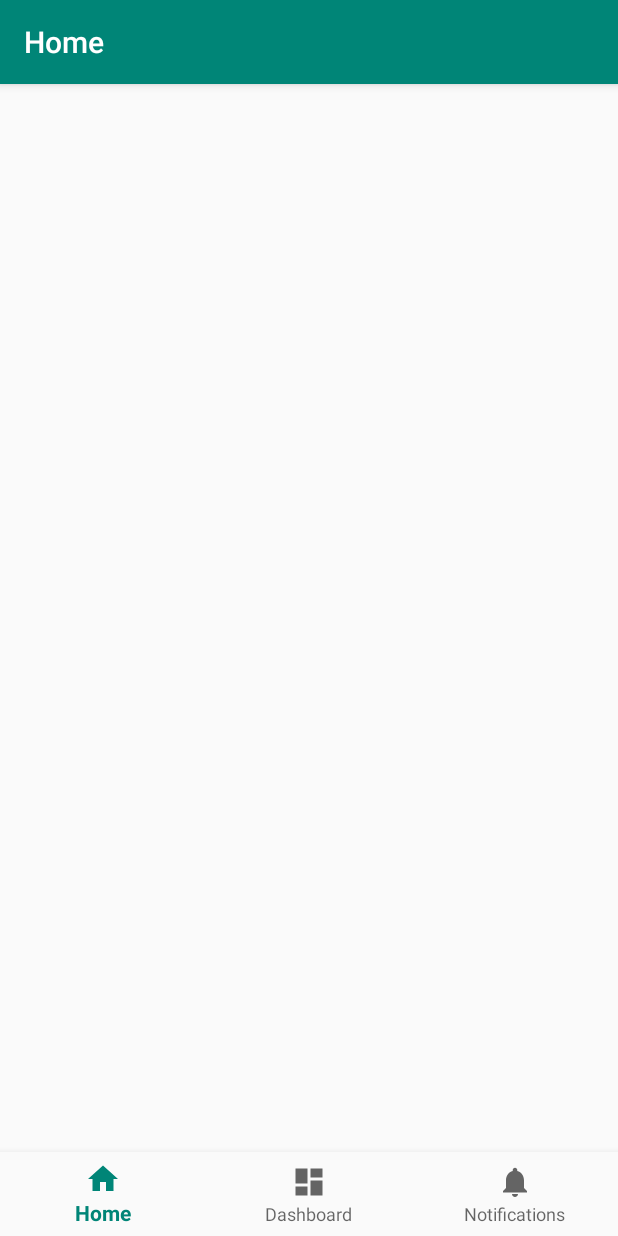
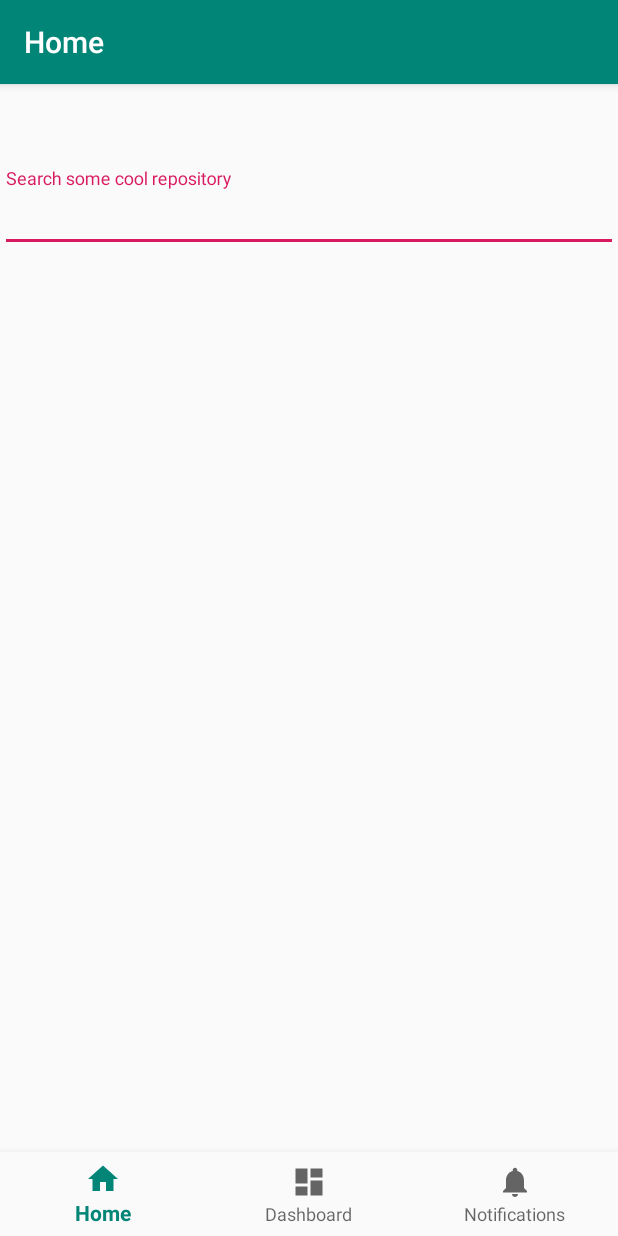
Before and after one commit to Sirelon/AndroidGithubApi, an Android app: the screen it shows after launch (MainActivity), on a phone screen of 412 x 824 dp. Run offline under Robolectric (Android 15) with nearby library versions, the phone set to English and light mode, and no system bars; our stand-ins replace Room's generated code, navigation-ui.

Commit message:
Start Search Feature. Prepared adapter for repositories.

```diff
--- a/app/src/main/AndroidManifest.xml
+++ b/app/src/main/AndroidManifest.xml
@@ -1,6 +1,8 @@
 <?xml version="1.0" encoding="utf-8"?>
 <manifest xmlns:android="http://schemas.android.com/apk/res/android"
     package="com.sirelon.githubapi">
+
+    <uses-permission android:name="android.permission.INTERNET" />
 
     <application
         android:allowBackup="true"
--- a/app/src/main/java/com/sirelon/githubapi/di/Injector.kt
+++ b/app/src/main/java/com/sirelon/githubapi/di/Injector.kt
@@ -29,9 +29,14 @@ object Injector {
             properties(mapOf(BASE_URL to "https://api.github.com/"))
             androidLogger()
             androidContext(application)
-            commonModule()
-            repositoryModule()
-            searchModule()
+            modules(
+                listOf(
+                    commonModule(),
+                    repositoryModule(),
+                    searchModule()
+                )
+            )
+
         }
     }
 
@@ -41,11 +46,15 @@ object Injector {
     private fun commonModule() = module {
         single { createSimpleRetrofit(getProperty(BASE_URL)) }
         single {
-            Room.databaseBuilder(
+            Room.inMemoryDatabaseBuilder(
                 androidContext(),
-                AppDataBase::class.java,
-                ".githubApiDatabase"
-            )
+                AppDataBase::class.java
+            ).build()
+//            Room.databaseBuilder(
+//                androidContext(),
+//                AppDataBase::class.java,
+//                ".githubApiDatabase"
+//            ).build()
         }
     }
 
--- a/app/src/main/java/com/sirelon/githubapi/feature/repository/Repository.kt
+++ b/app/src/main/java/com/sirelon/githubapi/feature/repository/Repository.kt
@@ -9,6 +9,8 @@ import androidx.room.PrimaryKey
 @Entity(tableName = "repository")
 data class Repository(
     @PrimaryKey
-    val id: String,
-    val name: String
+    val id: Long,
+    val name: String,
+    val description: String,
+    val starCount: Int
 )
--- a/app/src/main/java/com/sirelon/githubapi/feature/repository/RepositoryDao.kt
+++ b/app/src/main/java/com/sirelon/githubapi/feature/repository/RepositoryDao.kt
@@ -1,6 +1,8 @@
 package com.sirelon.githubapi.feature.repository
 
+import androidx.lifecycle.LiveData
 import androidx.room.Dao
+import androidx.room.Query
 import com.sirelon.githubapi.database.CommonDao
 
 /**
@@ -8,6 +10,10 @@ import com.sirelon.githubapi.database.CommonDao
  */
 @Dao
 interface RepositoryDao : CommonDao<Repository> {
+//    @Query("SELECT * FROM repository WHERE name")
+//    fun searchRepositories(query: String)
 
+    @Query("SELECT * FROM repository")
+    fun loadAll(): LiveData<List<Repository>>
 
 }
--- a/app/src/main/java/com/sirelon/githubapi/feature/search/ServerSearchResults.kt
+++ b/app/src/main/java/com/sirelon/githubapi/feature/search/ServerSearchResults.kt
@@ -20,7 +20,7 @@ class ServerRepository(
     @SerializedName("description")
     val description: String,
     @SerializedName("stargazers_count")
-    val starsCount: Int,
+    val countOfStars: Int,
     @SerializedName("url")
     val url: String
 )
--- a/app/src/main/java/com/sirelon/githubapi/feature/search/ui/SearchRepositoriesFragment.kt
+++ b/app/src/main/java/com/sirelon/githubapi/feature/search/ui/SearchRepositoriesFragment.kt
@@ -2,8 +2,14 @@ package com.sirelon.githubapi.feature.search.ui
 
 import android.os.Bundle
 import android.view.View
+import androidx.lifecycle.observe
+import androidx.recyclerview.widget.DefaultItemAnimator
+import androidx.recyclerview.widget.LinearLayoutManager
 import com.sirelon.githubapi.R
 import com.sirelon.githubapi.feature.base.BaseFragment
+import com.sirelon.githubapi.feature.repository.ui.RepositoryAdapter
+import com.sirelon.githubapi.utils.onTextChange
+import kotlinx.android.synthetic.main.fragment_search_repositories.*
 import org.koin.androidx.viewmodel.ext.android.viewModel
 
 class SearchRepositoriesFragment : BaseFragment(R.layout.fragment_search_repositories) {
@@ -13,5 +19,17 @@ class SearchRepositoriesFragment : BaseFragment(R.layout.fragment_search_reposit
     override fun onViewCreated(view: View, savedInstanceState: Bundle?) {
         super.onViewCreated(view, savedInstanceState)
 
+        val searchAdapter = RepositoryAdapter()
+        with(repositoriesList) {
+            layoutManager = LinearLayoutManager(context)
+            adapter = searchAdapter
+            setHasFixedSize(true)
+            itemAnimator = DefaultItemAnimator()
+        }
+
+        viewModel.repositoryListLiveData.observe(this, searchAdapter::submitList)
+        searchInput.editText?.onTextChange {
+            viewModel.onSearchTyped(it?.toString())
+        }
     }
 }
--- /dev/null
+++ b/app/src/main/java/com/sirelon/githubapi/utils/extensions.kt
@@ -0,0 +1,38 @@
+package com.sirelon.githubapi.utils
+
+import android.text.Editable
+import android.text.TextWatcher
+import android.view.LayoutInflater
+import android.view.View
+import android.view.ViewGroup
+import android.widget.EditText
+
+/**
+ * Created on 2019-09-05 22:12 for GithubAPi.
+ */
+fun ViewGroup.inflate(layoutId: Int, attachToRoot: Boolean = false): View {
+    return LayoutInflater.from(context).inflate(layoutId, this, attachToRoot)
+}
+
+inline fun EditText.onTextChange(crossinline callback: (text: CharSequence?) -> Unit) {
+    addTextChangedListener(object : TextWatcherAdapter() {
+        override fun onTextChanged(s: CharSequence?, start: Int, before: Int, count: Int) {
+            callback(s)
+        }
+    })
+}
+
+open class TextWatcherAdapter : TextWatcher {
+    override fun afterTextChanged(s: Editable?) {
+
+    }
+
+    override fun beforeTextChanged(s: CharSequence?, start: Int, count: Int, after: Int) {
+
+    }
+
+    override fun onTextChanged(s: CharSequence?, start: Int, before: Int, count: Int) {
+
+    }
+
+}
--- a/app/src/main/res/layout/fragment_search_repositories.xml
+++ b/app/src/main/res/layout/fragment_search_repositories.xml
@@ -1,19 +1,35 @@
 <?xml version="1.0" encoding="utf-8"?>
 <androidx.constraintlayout.widget.ConstraintLayout xmlns:android="http://schemas.android.com/apk/res/android"
     xmlns:app="http://schemas.android.com/apk/res-auto"
+    xmlns:tools="http://schemas.android.com/tools"
     android:layout_width="match_parent"
     android:layout_height="match_parent">
 
-    <TextView
-        android:id="@+id/text_home"
-        android:layout_width="match_parent"
+    <com.google.android.material.textfield.TextInputLayout
+        android:id="@+id/searchInput"
+        android:layout_width="0dp"
         android:layout_height="wrap_content"
-        android:layout_marginStart="8dp"
-        android:layout_marginTop="8dp"
-        android:layout_marginEnd="8dp"
-        android:textAlignment="center"
-        android:textSize="20sp"
+        android:hint="Search some cool repository"
+        app:hintEnabled="true"
+        app:layout_constraintBottom_toTopOf="@+id/repositoriesList"
         app:layout_constraintEnd_toEndOf="parent"
         app:layout_constraintStart_toStartOf="parent"
-        app:layout_constraintTop_toTopOf="parent" />
+        app:layout_constraintTop_toTopOf="parent">
+
+        <com.google.android.material.textfield.TextInputEditText
+            android:layout_width="match_parent"
+            android:layout_height="match_parent" />
+    </com.google.android.material.textfield.TextInputLayout>
+
+
+    <androidx.recyclerview.widget.RecyclerView
+        android:id="@+id/repositoriesList"
+        android:layout_width="match_parent"
+        android:layout_height="0dp"
+        android:clipToPadding="false"
+        android:padding="16dp"
+        app:layout_constraintBottom_toBottomOf="parent"
+        app:layout_constraintTop_toBottomOf="@+id/searchInput"
+        tools:listitem="@layout/item_repository" />
+
 </androidx.constraintlayout.widget.ConstraintLayout>
```
Also changed, not shown: app/build.gradle (+10 -1 lines), app/src/main/java/com/sirelon/githubapi/feature/repository/ui/RepositoryAdapter.kt (added, +42 -0 lines), app/src/main/java/com/sirelon/githubapi/feature/search/RepoRepository.kt (+13 -1 lines), app/src/main/java/com/sirelon/githubapi/feature/search/SearchCriteria.kt (added, +19 -0 lines), app/src/main/java/com/sirelon/githubapi/feature/search/ui/SearchRepoViewModel.kt (+20 -0 lines), app/src/main/res/drawable-anydpi/ic_star.xml (added, +9 -0 lines), app/src/main/res/layout/item_repository.xml (added, +55 -0 lines).
